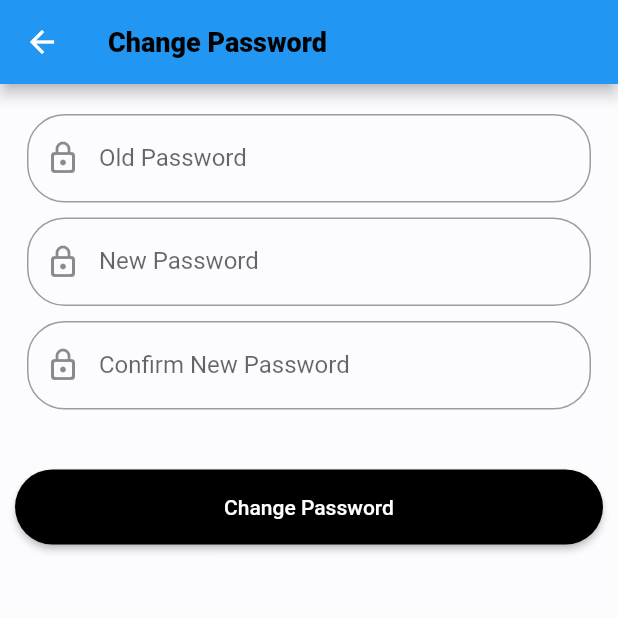
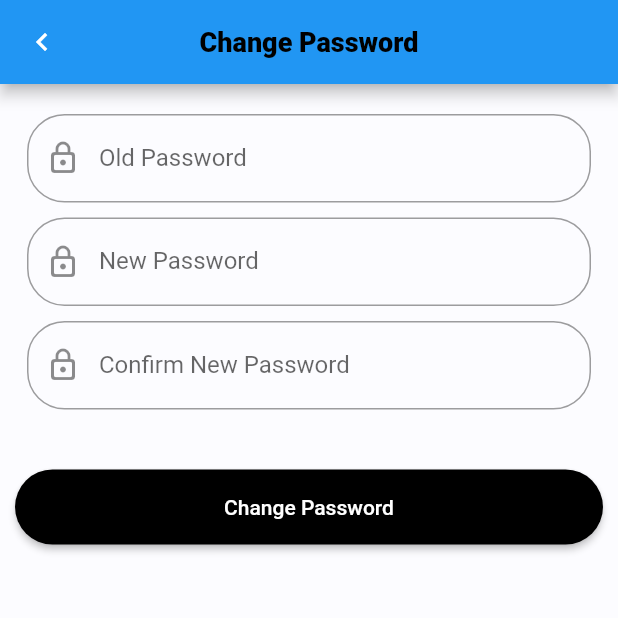
Before and after one commit to MeherajUlMahmmud/DevBlog, a Flutter app: the ChangePasswordScreen screen opened directly, on a phone screen of 412 x 824 dp, the top half of it. Run offline on Flutter 3.47's test engine with Material 2 defaults, Android fonts, the phone set to English and light mode, and no system bars; our stand-ins replace image_cropper, image_picker, shared_preferences; accounts and stored records are empty.

Commit message:
Update change_password.dart

```diff
--- a/flutter_mobile/lib/screens/util_screens/change_password.dart
+++ b/flutter_mobile/lib/screens/util_screens/change_password.dart
@@ -60,6 +60,14 @@ class _ChangePasswordScreenState extends State<ChangePasswordScreen> {
     return Scaffold(
       appBar: AppBar(
         title: Text('Change Password'),
+        centerTitle: true,
+        automaticallyImplyLeading: false,
+        leading: IconButton(
+          icon: Icon(
+            Icons.chevron_left_outlined,
+          ),
+          onPressed: () => Navigator.pop(context),
+        ),
       ),
       body: Padding(
         padding: const EdgeInsets.symmetric(horizontal: 10.0),
```
